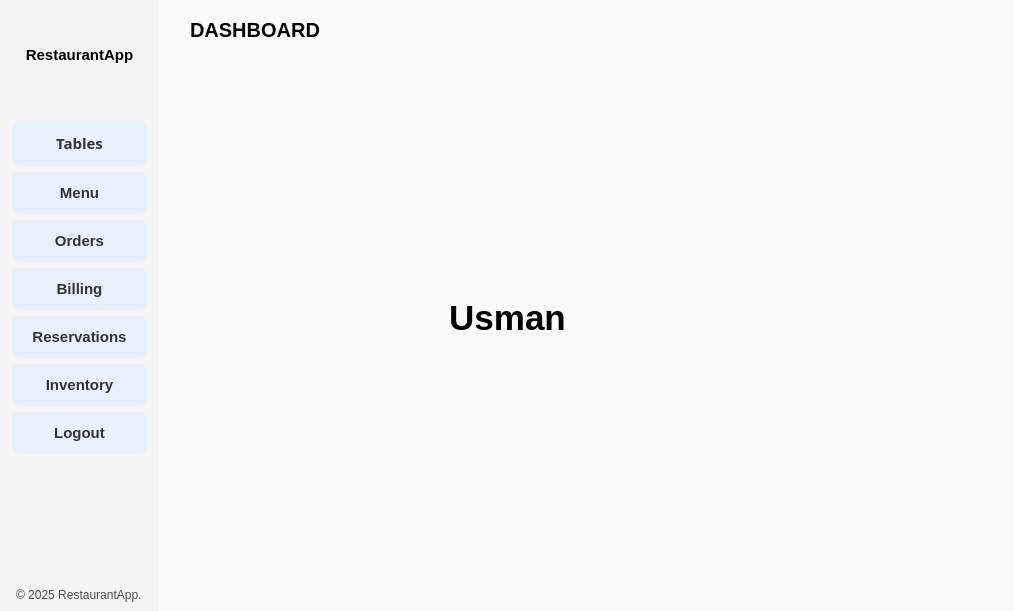
Before: the Qt Designer form mainwindow.ui in MuhammadUsman-Murtaza/forked-restaurant-management-system, drawn with Qt 5.
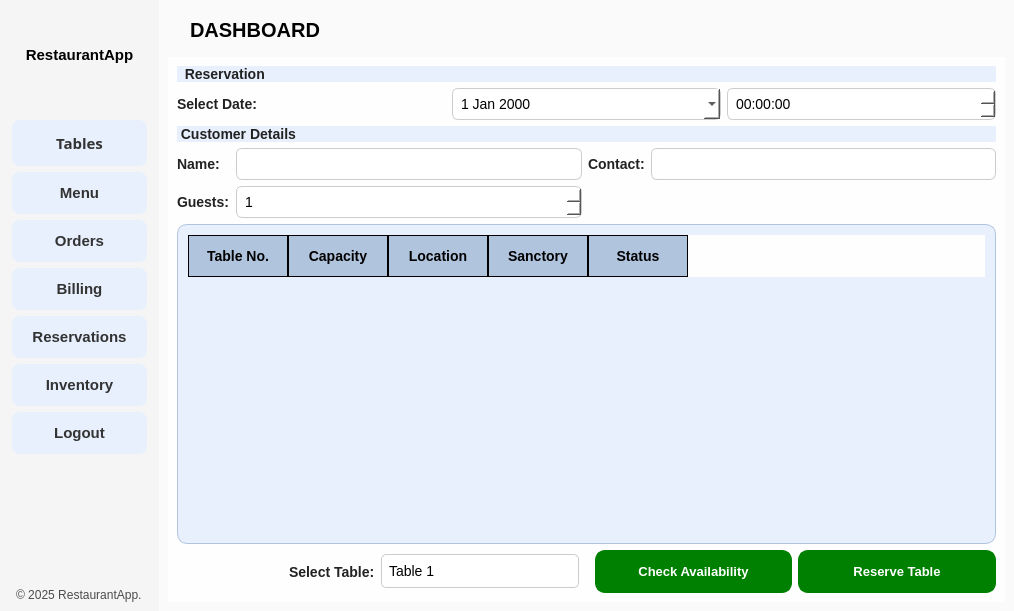
After: the same form once the commit is applied. The open tabs and pages were chosen to show the change. Icons and pictures are not drawn.

Commit message:
Introduced Login Page +  Reservation & Inventory Tabs  (#8)
* made Login Page

* Minor text changes

* Delete RestaurantManagement.pro.user

* Reservation Tab Update

* Inventory Tab Update

* Update mainwindow.cpp

Fix QObject::connect usage with QComboBox currentIndexChanged signal

Diff of the .ui file:
```diff
--- a/mainwindow.ui
+++ b/mainwindow.ui
@@ -78,6 +78,32 @@
     border: 2px solid darkgreen; /* Border color on hover */
     background-color: #E6FFE6; /* Light hover effect */
 }
+QComboBox {
+    border-radius: 5px;
+    padding: 7px;
+    color: white;
+    text-align: center; /* Center-align the text */
+}
+
+QComboBox:hover {
+    border-color: darkgreen;
+}
+
+QComboBox::drop-down {
+    width: 20px; /* Adjust width of the dropdown button */
+    border: none;
+}
+
+
+QComboBox QAbstractItemView {
+    color: black;
+ 
+    selection-color: black;
+    padding: 5px;
+    text-align: center;
+    outline: none; /* Remove focus border for cleaner look */
+}
+
 
 
 
@@ -1625,28 +1651,318 @@
           </widget>
          </widget>
          <widget class="QWidget" name="Reservations">
-          <widget class="QLabel" name="label_9">
-           <property name="geometry">
-            <rect>
-             <x>0</x>
-             <y>0</y>
-             <width>679</width>
-             <height>521</height>
-            </rect>
-           </property>
-           <property name="font">
-            <font>
-             <pointsize>26</pointsize>
-             <bold>true</bold>
-            </font>
-           </property>
-           <property name="text">
-            <string>Usman</string>
-           </property>
-           <property name="alignment">
-            <set>Qt::AlignmentFlag::AlignCenter</set>
-           </property>
-          </widget>
+          <property name="styleSheet">
+           <string notr="true">
+   QWidget {
+       background-color: #fefefe;
+       font-family: 'Segoe UI';
+       font-size: 14px;
+   }
+   QLabel {
+       font-weight: 600;
+       color: #222;
+   }
+   QLineEdit, QSpinBox, QComboBox, QDateEdit, QTimeEdit {
+       padding: 6px;
+       border: 1px solid #ccc;
+       border-radius: 6px;
+       background-color: white;
+   }
+ QPushButton {
+    border-radius: 10px; /* Rounded corners */
+    color: white; /* Text color */
+    background-color: green; /* Background color */
+    font: bold 13px; /* Font style and size */
+    border: 2px solid green; /* Border color */
+}
+
+QPushButton:hover {
+    background-color: #32CD32; /* Lighter green on hover */
+    border-color: darkgreen; /* Dark green border on hover */
+}
+
+QPushButton:pressed {
+    background-color: darkgreen; /* Darker green when pressed */
+    border-color: black; /* Border changes on press */
+}
+
+  
+QTableView {
+    background-color: #E8F0FE; /* Soft white-blue background for the table */
+    border-radius: 10px; /* Rounded edges for the entire table */
+    padding: 10px; /* Adds spacing around the table */
+    border: 1px solid #B0C4DE; /* Thin border to accentuate table outline */
+    gridline-color: black; /* Adds black lines between columns and rows */
+}
+
+QTableView::item {
+    background-color: #FAFAFA; /* Gentle off-white background for cells */
+    border: 1px solid black; /* Black lines between each cell */
+    border-radius: 5px; /* Slight rounding for individual cell edges */
+    padding: 5px; /* Inner spacing for cells */
+    color: black; /* Standard text color */
+}
+
+QTableView::item:selected {
+    background-color: #D7E9F7; /* Highlighted cell with soft blue shade */
+    color: black; /* Text color remains consistent */
+    border: 1px solid black; /* Black border for selected cells */
+    border-radius: 5px;
+}
+
+QHeaderView::section {
+    background-color: #B0C4DE; /* Soft blue-gray shade for table headers */
+    padding: 10px; /* Adds spacing within header sections */
+    font-weight: bold; /* Bold text to differentiate headers */
+    color: black; /* Black text color for the headers */
+    border: 1px solid black; /* Black lines between header columns */
+  
+}
+
+QTableView::corner {
+    background-color: #B0C4DE; /* Matches header color for corner sections */
+    border-radius: 10px;
+}
+</string>
+          </property>
+          <layout class="QVBoxLayout" name="mainLayout">
+           <item>
+            <widget class="QLabel" name="label_title">
+             <property name="font">
+              <font>
+               <family>Leelawadee UI</family>
+               <pointsize>22</pointsize>
+               <italic>false</italic>
+               <bold>true</bold>
+              </font>
+             </property>
+             <property name="styleSheet">
+              <string notr="true">font: 700 22pt &quot;Leelawadee UI&quot;;
+background-color: #E8F0FE;
+border-radius: 10px;</string>
+             </property>
+             <property name="text">
+              <string>  Reservation</string>
+             </property>
+            </widget>
+           </item>
+           <item>
+            <layout class="QHBoxLayout" name="datetimeLayout">
+             <item>
+              <widget class="QLabel" name="label_date">
+               <property name="text">
+                <string>Select Date:</string>
+               </property>
+              </widget>
+             </item>
+             <item>
+              <widget class="QDateEdit" name="dateEdit_date">
+               <property name="calendarPopup">
+                <bool>true</bool>
+               </property>
+              </widget>
+             </item>
+             <item>
+              <widget class="QTimeEdit" name="timeEdit_time"/>
+             </item>
+            </layout>
+           </item>
+           <item>
+            <widget class="QLabel" name="label_customerDetails">
+             <property name="styleSheet">
+              <string notr="true">font: 600 16pt &quot;Segoe UI&quot;;
+background-color: #E8F0FE;
+border-radius: 10px;</string>
+             </property>
+             <property name="text">
+              <string> Customer Details</string>
+             </property>
+            </widget>
+           </item>
+           <item>
+            <layout class="QGridLayout" name="formLayout">
+             <item row="0" column="0">
+              <widget class="QLabel" name="label_name">
+               <property name="text">
+                <string>Name:</string>
+               </property>
+              </widget>
+             </item>
+             <item row="0" column="1">
+              <widget class="QLineEdit" name="lineEdit_name"/>
+             </item>
+             <item row="0" column="2">
+              <widget class="QLabel" name="label_contact">
+               <property name="text">
+                <string>Contact:</string>
+               </property>
+              </widget>
+             </item>
+             <item row="0" column="3">
+              <widget class="QLineEdit" name="lineEdit_contact"/>
+             </item>
+             <item row="1" column="0">
+              <widget class="QLabel" name="label_guests1">
+               <property name="text">
+                <string>Guests:</string>
+               </property>
+              </widget>
+             </item>
+             <item row="1" column="1">
+              <widget class="QSpinBox" name="spinBox_guests">
+               <property name="minimum">
+                <number>1</number>
+               </property>
+               <property name="maximum">
+                <number>20</number>
+               </property>
+              </widget>
+             </item>
+            </layout>
+           </item>
+           <item>
+            <widget class="QTableWidget" name="tableWidget_tables">
+             <property name="styleSheet">
+              <string notr="true"/>
+             </property>
+             <column>
+              <property name="text">
+               <string>Table No.</string>
+              </property>
+             </column>
+             <column>
+              <property name="text">
+               <string>Capacity</string>
+              </property>
+             </column>
+             <column>
+              <property name="text">
+               <string>Location</string>
+              </property>
+             </column>
+             <column>
+              <property name="text">
+               <string>Sanctory</string>
+              </property>
+             </column>
+             <column>
+              <property name="text">
+               <string>Status</string>
+              </property>
+             </column>
+            </widget>
+           </item>
+           <item>
+            <layout class="QHBoxLayout" name="bottomLayout">
+             <item alignment="Qt::AlignmentFlag::AlignRight">
+              <widget class="QLabel" name="label_selectTable">
+               <property name="text">
+                <string>Select Table:</string>
+               </property>
+              </widget>
+             </item>
+             <item>
+              <widget class="QComboBox" name="comboBox_selectTable">
+               <property name="styleSheet">
+                <string notr="true">QComboBox {
+    border-radius: 5px;
+    padding: 7px;
+    color: black;
+    background-color: white;
+    text-align: center; /* Center-align the text */
+}
+
+QComboBox:hover {
+    border-color: gray;
+    background-color: #F5F5F5; /* Lighter white shade for hover effect */
+}
+
+QComboBox::drop-down {
+    width: 20px; /* Adjust width of the dropdown button */
+    border: none;
+}
+
+QComboBox QAbstractItemView {
+    background-color: white;
+    color: black;
+    selection-background-color: #E8E8E8; /* Highlight selected item in a soft white shade */
+    selection-color: black;
+    padding: 5px;
+    text-align: center;
+    outline: none; /* Remove focus border for cleaner look */
+}
+</string>
+               </property>
+               <item>
+                <property name="text">
+                 <string>Table 1</string>
+                </property>
+               </item>
+               <item>
+                <property name="text">
+                 <string>Table 2</string>
+                </property>
+               </item>
+               <item>
+                <property name="text">
+                 <string>Table 3</string>
+                </property>
+               </item>
+               <item>
+                <property name="text">
+                 <string>Table 4</string>
+                </property>
+               </item>
+               <item>
+                <property name="text">
+                 <string>Table 5</string>
+                </property>
+               </item>
+               <item>
+                <property name="text">
+                 <string>Table 6</string>
+                </property>
+               </item>
+               <item>
+                <property name="text">
+                 <string/>
+                </property>
+               </item>
+              </widget>
+             </item>
+             <item>
+              <spacer name="horizontalSpacer">
+               <property name="orientation">
+                <enum>Qt::Orientation::Horizontal</enum>
+               </property>
+               <property name="sizeType">
+                <enum>QSizePolicy::Policy::Preferred</enum>
+               </property>
+               <property name="sizeHint" stdset="0">
+                <size>
+                 <width>10</width>
+                 <height>10</height>
+                </size>
+               </property>
+              </spacer>
+             </item>
+             <item>
+              <widget class="QPushButton" name="btn_check">
+               <property name="text">
+                <string>Check Availability</string>
+               </property>
+              </widget>
+             </item>
+             <item>
+              <widget class="QPushButton" name="btn_reserve">
+               <property name="text">
+                <string>Reserve Table</string>
+               </property>
+              </widget>
+             </item>
+            </layout>
+           </item>
+          </layout>
          </widget>
          <widget class="QWidget" name="Inventory">
           <widget class="QLabel" name="label_8">
```
Left out of the diff: 318 changed lines with no effect on the pictures. The commit also changes 8 other files.
